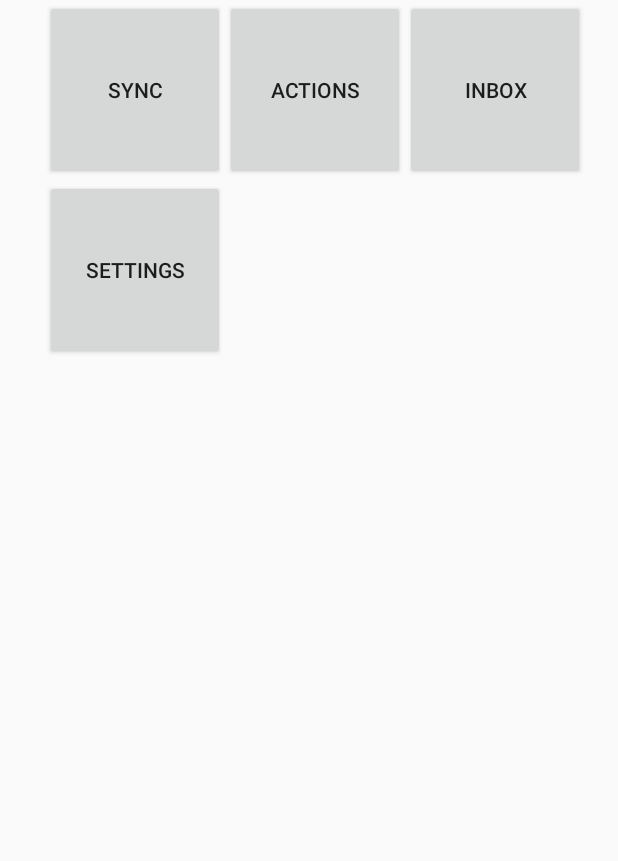
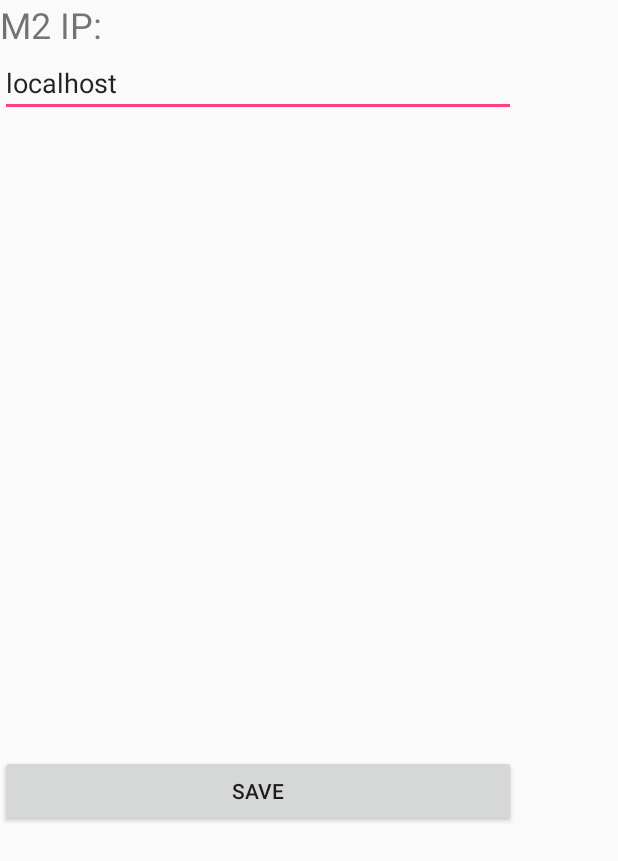
Before and after one commit to theRAMSnake/M2, an Android app: the screen it shows after launch (MainActivity before the commit, SettingsActivity after it), after a tap on "SETTINGS", on a phone screen of 412 x 824 dp. Shown: the top 861 px of the screen. Run offline under Robolectric (Android 15) with nearby library versions, the phone set to English and light mode, and no system bars; libraries missing offline, so code that uses them is left out: org.zeromq; 2 statements that could not run were skipped.

Commit message:
Minion: settings

```diff
--- a/minion/app/src/main/AndroidManifest.xml
+++ b/minion/app/src/main/AndroidManifest.xml
@@ -22,7 +22,8 @@
         </activity>
         <activity android:name=".InboxActivity" />
         <activity android:name=".SyncActivity" />
-        <activity android:name=".InboxItemViewActivity"></activity>
+        <activity android:name=".InboxItemViewActivity" />
+        <activity android:name=".SettingsActivity"></activity>
     </application>
 
 </manifest>
--- a/minion/app/src/main/java/snakesoft/minion/GlobalModel.java
+++ b/minion/app/src/main/java/snakesoft/minion/GlobalModel.java
@@ -2,6 +2,8 @@ package snakesoft.minion;
 
 import android.content.Context;
 import android.os.AsyncTask;
+
+import java.io.UnsupportedEncodingException;
 
 /**
  * Created by snake on 4/28/17.
@@ -30,9 +32,28 @@ public class GlobalModel
 
     public static void init(Context context)
     {
-        mConnection = new MateriaConnection();
+        mLocalDatabase = new LocalDatabase(context);
+
+        byte[] ipbytes = mLocalDatabase.get("Settings.IP");
+        if(ipbytes != null)
+        {
+            String ip = null;
+            try
+            {
+                ip = new String(ipbytes, "UTF-8");
+            }
+            catch (UnsupportedEncodingException e)
+            {
+
+            }
+            mConnection = new MateriaConnection(ip);
+        }
+        else
+        {
+            mConnection = new MateriaConnection("localhost");
+        }
+
         mInboxModel = new InboxModel(new InboxServiceProxy(mConnection));
-        mLocalDatabase = new LocalDatabase(context);
 
         loadState();
     }
@@ -52,6 +73,20 @@ public class GlobalModel
         return mInboxModel;
     }
 
+    public static String getIp()
+    {
+        return mConnection.getIp();
+    }
+
+    public static void setNewIp(String ip)
+    {
+        if(!mConnection.getIp().equals(ip))
+        {
+            mLocalDatabase.put("Settings.IP", ip.getBytes());
+            mConnection.setNewIp(ip);
+        }
+    }
+
     static private MateriaConnection mConnection;
     static private LocalDatabase mLocalDatabase;
     static private InboxModel mInboxModel;
--- a/minion/app/src/main/java/snakesoft/minion/MainActivity.java
+++ b/minion/app/src/main/java/snakesoft/minion/MainActivity.java
@@ -47,6 +47,11 @@ public class MainActivity extends AppCompatActivity implements View.OnClickListe
             Intent myIntent = new Intent(MainActivity.this, SyncActivity.class);
             MainActivity.this.startActivity(myIntent);
         }
+        if(v == mSettingsBtn)
+        {
+            Intent myIntent = new Intent(MainActivity.this, SettingsActivity.class);
+            MainActivity.this.startActivity(myIntent);
+        }
     }
 
     private Button mSyncBtn;
--- a/minion/app/src/main/java/snakesoft/minion/MateriaConnection.java
+++ b/minion/app/src/main/java/snakesoft/minion/MateriaConnection.java
@@ -17,11 +17,29 @@ import common.Common;
 
 public class MateriaConnection
 {
+    private String mIp;
+
+    public MateriaConnection(String ip)
+    {
+        mIp = ip;
+    }
+
+    public String getIp()
+    {
+        return mIp;
+    }
+
+    public void setNewIp(String ip)
+    {
+        mIp = ip;
+        mConnected = false;
+    }
+
     void connect()
     {
         mContext = ZMQ.context(1);
         mSocket = mContext.socket(ZMQ.REQ);
-        mSocket.connect("tcp://192.168.10.8:5910");
+        mSocket.connect("tcp://" + mIp + ":5910");
         mConnected = true;
     }
 
--- /dev/null
+++ b/minion/app/src/main/java/snakesoft/minion/SettingsActivity.java
@@ -0,0 +1,28 @@
+package snakesoft.minion;
+
+import android.support.v7.app.AppCompatActivity;
+import android.os.Bundle;
+import android.view.View;
+import android.widget.Button;
+import android.widget.TextView;
+
+public class SettingsActivity extends AppCompatActivity {
+
+    @Override
+    protected void onCreate(Bundle savedInstanceState)
+    {
+        super.onCreate(savedInstanceState);
+        setContentView(R.layout.activity_settings);
+
+        final TextView txtView = (TextView) findViewById(R.id.edtIP);
+        txtView.setText(GlobalModel.getIp());
+
+        ((Button) findViewById(R.id.btnSave)).setOnClickListener(new View.OnClickListener() {
+            @Override
+            public void onClick(View v) {
+                String ip = txtView.getText().toString();
+                GlobalModel.setNewIp(ip);
+            }
+        });
+    }
+}
--- /dev/null
+++ b/minion/app/src/main/res/layout/activity_settings.xml
@@ -0,0 +1,41 @@
+<?xml version="1.0" encoding="utf-8"?>
+<android.support.constraint.ConstraintLayout xmlns:android="http://schemas.android.com/apk/res/android"
+    xmlns:app="http://schemas.android.com/apk/res-auto"
+    xmlns:tools="http://schemas.android.com/tools"
+    android:layout_width="match_parent"
+    android:layout_height="match_parent"
+    tools:context="snakesoft.minion.SettingsActivity">
+
+    <GridLayout
+        android:layout_width="344dp"
+        android:layout_height="551dp"
+        tools:layout_editor_absoluteY="8dp"
+        tools:layout_editor_absoluteX="8dp">
+
+        <Button
+            android:id="@+id/btnSave"
+            android:layout_width="match_parent"
+            android:layout_height="wrap_content"
+            android:layout_column="0"
+            android:layout_row="3"
+            android:text="Save" />
+
+        <TextView
+            android:id="@+id/textView2"
+            android:layout_width="match_parent"
+            android:layout_height="wrap_content"
+            android:layout_column="0"
+            android:layout_row="0"
+            android:text="M2 IP:"
+            android:textSize="24sp" />
+
+        <EditText
+            android:id="@+id/edtIP"
+            android:layout_width="match_parent"
+            android:layout_height="wrap_content"
+            android:layout_column="0"
+            android:layout_row="1"
+            android:ems="10"
+            android:inputType="textPersonName" />
+    </GridLayout>
+</android.support.constraint.ConstraintLayout>
```
Also changed, not shown: 1 other file.
